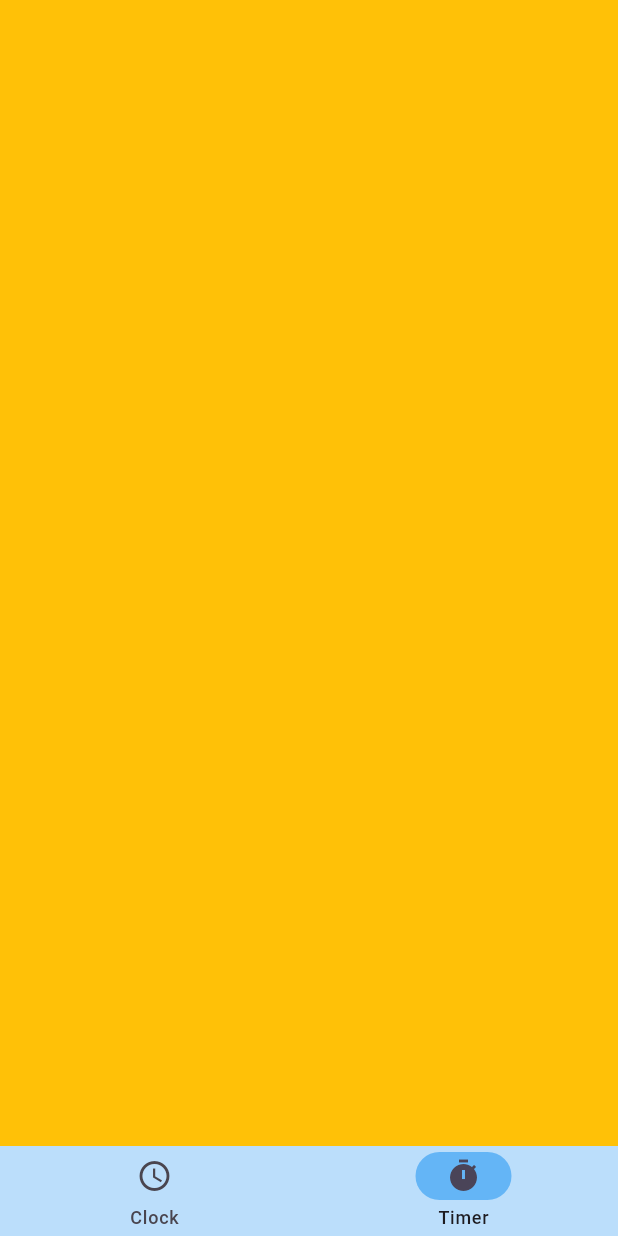
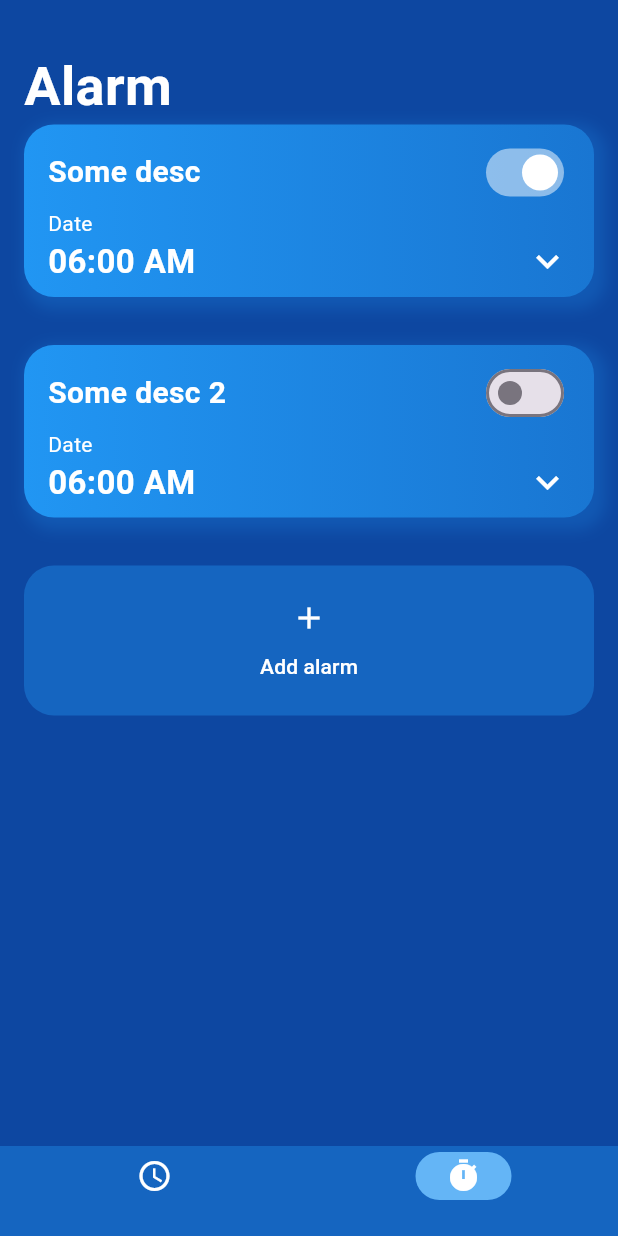
Before and after one commit to Yudnikov-Leonid/CoolClock, a Flutter app: the screen it shows after launch, swiped to page 2, on a phone screen of 412 x 824 dp. Run offline on Flutter 3.47's test engine with Material 3 defaults, Android fonts, the phone set to English and light mode, and no system bars.

Commit message:
alarm design and clock redesign

```diff
--- a/lib/clock_screen/clock_screen.dart
+++ b/lib/clock_screen/clock_screen.dart
@@ -30,30 +30,38 @@ class _ClockScreenState extends State<ClockScreen> {
     if (!timeZone.startsWith('-')) offsetSign = '+';
 
     return Container(
+        padding: const EdgeInsets.symmetric(horizontal: 16, vertical: 32),
         child: Column(
-      mainAxisAlignment: MainAxisAlignment.center,
+          crossAxisAlignment: CrossAxisAlignment.start,
           children: [
-        const Text(
+            Text(
               'Clock',
-          style: TextStyle(fontSize: 36, fontWeight: FontWeight.bold),
+              style: TextStyle(
+                  fontSize: 36,
+                  color: Colors.grey.shade100,
+                  fontWeight: FontWeight.bold),
             ),
-        Text(formattedTime),
+            Text(
+              formattedTime,
+              style: TextStyle(color: Colors.grey.shade100, fontSize: 20),
+            ),
             const SizedBox(
               height: 20,
             ),
-        const ClockWidget(),
+            const Center(child: ClockWidget()),
             const SizedBox(
               height: 20,
             ),
-        Text(formattedDate),
+            Text(formattedDate, style: TextStyle(color: Colors.grey.shade100),),
             const SizedBox(
               height: 100,
             ),
-        const Text(
+            Text(
               'Timezone',
-          style: TextStyle(fontSize: 20, fontWeight: FontWeight.bold),
+              style: TextStyle(fontSize: 20,
+                  color: Colors.grey.shade100, fontWeight: FontWeight.bold),
             ),
-        Text('UTC$offsetSign$timeZone')
+            Text('UTC$offsetSign$timeZone', style: TextStyle(color: Colors.grey.shade100),)
           ],
         ));
   }
--- a/lib/clock_screen/clock_widget.dart
+++ b/lib/clock_screen/clock_widget.dart
@@ -14,7 +14,7 @@ class _ClockWidgetState extends State<ClockWidget> {
   @override
   void initState() {
     Timer.periodic(const Duration(seconds: 1), (timer) {
-      setState(() {});
+      if (mounted) setState(() {});
     });
     super.initState();
   }
--- a/lib/main_screen/main_screen.dart
+++ b/lib/main_screen/main_screen.dart
@@ -1,6 +1,7 @@
 import 'package:cool_clock/clock_screen/clock_screen.dart';
 import 'package:cool_clock/timer_screen/timer_screen.dart';
 import 'package:flutter/material.dart';
+import 'package:flutter/widgets.dart';
 
 class MainScreen extends StatefulWidget {
   const MainScreen({super.key});
@@ -17,21 +18,28 @@ class _MainScreenState extends State<MainScreen> {
   Widget build(BuildContext context) {
     return Scaffold(
       bottomNavigationBar: NavigationBar(
-        backgroundColor: Colors.blue.shade100,
+        backgroundColor: Colors.blue.shade800,
         indicatorColor: Colors.blue.shade300,
         height: 60,
         destinations: const [
-          NavigationDestination(label: "Clock", icon: Icon(Icons.access_time)),
-          NavigationDestination(label: "Timer", icon: Icon(Icons.timer)),
+          NavigationDestination(
+            label: '',
+              icon: Icon(
+            Icons.access_time,
+            color: Colors.white,
+          )),
+          NavigationDestination(
+              label: "", icon: Icon(Icons.timer, color: Colors.white)),
         ],
         selectedIndex: _currentPage,
         onDestinationSelected: (value) {
           _pageController.animateToPage(value,
-              duration: const Duration(milliseconds: 100), curve: Curves.easeIn);
+              duration: const Duration(milliseconds: 100),
+              curve: Curves.easeIn);
         },
       ),
       body: Container(
-        color: Colors.blue.shade200,
+        color: Colors.blue.shade900,
         height: MediaQuery.of(context).size.height * 0.93,
         child: PageView(
           controller: _pageController,
--- /dev/null
+++ b/lib/timer_screen/alarm_info.dart
@@ -0,0 +1,7 @@
+class AlarmInfo {
+  DateTime dateTime;
+  String description;
+  bool isActive;
+
+  AlarmInfo(this.dateTime, this.description, this.isActive);
+}
--- a/lib/timer_screen/timer_screen.dart
+++ b/lib/timer_screen/timer_screen.dart
@@ -1,13 +1,127 @@
+import 'package:cool_clock/timer_screen/alarm_info.dart';
+import 'package:flutter/cupertino.dart';
 import 'package:flutter/material.dart';
+import 'package:flutter/widgets.dart';
 
-class TimerScreen extends StatelessWidget {
+class TimerScreen extends StatefulWidget {
   const TimerScreen({super.key});
 
   @override
+  State<TimerScreen> createState() => _TimerScreenState();
+}
+
+class _TimerScreenState extends State<TimerScreen> {
+  final _list = [
+    AlarmInfo(
+        DateTime.now().add(const Duration(hours: -10)), "Some desc", true),
+    AlarmInfo(
+        DateTime.now().add(const Duration(hours: -20)), "Some desc 2", false)
+  ];
+
+  @override
   Widget build(BuildContext context) {
-    return Scaffold(
-      body: Container(
-        color: Colors.amber,
+    return Container(
+      padding: const EdgeInsets.symmetric(horizontal: 16, vertical: 32),
+      child: Column(
+        mainAxisAlignment: MainAxisAlignment.center,
+        crossAxisAlignment: CrossAxisAlignment.start,
+        children: [
+          const Text(
+            'Alarm',
+            style: TextStyle(
+                fontSize: 36, color: Colors.white, fontWeight: FontWeight.bold),
+          ),
+          Expanded(
+            child: ListView(
+              children: _list
+                  .map((alarm) => _alarm(alarm))
+                  .followedBy([_addButton()]).toList(),
+            ),
+          )
+        ],
+      ),
+    );
+  }
+
+  Widget _addButton() {
+    return Container(
+      height: 100,
+      width: double.infinity,
+      decoration: BoxDecoration(color: Colors.blue.shade800, borderRadius: BorderRadius.circular(20)),
+      child: MaterialButton(
+        animationDuration: const Duration(milliseconds: 100),
+        splashColor: Colors.blue.shade900,
+        onPressed: () {},
+        child: const Column(
+          mainAxisAlignment: MainAxisAlignment.center,
+          children: [
+            Icon(Icons.add, color: Colors.white,),
+            SizedBox(height: 10,),
+            Text('Add alarm', style: TextStyle(color: Colors.white),)
+          ],
+        ),
+      ),
+    );
+  }
+
+  Widget _alarm(AlarmInfo alarm) {
+    return Container(
+      margin: const EdgeInsets.only(bottom: 32),
+      decoration: BoxDecoration(
+          gradient: LinearGradient(
+              colors: [Colors.blue.shade500, Colors.blue.shade700]),
+          borderRadius: const BorderRadius.all(Radius.circular(20)),
+          boxShadow: [
+            BoxShadow(
+                color: Colors.blue.withOpacity(0.22),
+                blurRadius: 8,
+                spreadRadius: 4,
+                offset: const Offset(4, 4))
+          ]),
+      child: Padding(
+        padding: const EdgeInsets.symmetric(horizontal: 16, vertical: 8),
+        child: Column(
+          crossAxisAlignment: CrossAxisAlignment.start,
+          children: [
+            Row(
+              mainAxisAlignment: MainAxisAlignment.spaceBetween,
+              children: [
+                Text(
+                  alarm.description,
+                  style: const TextStyle(
+                      color: Colors.white,
+                      fontSize: 20,
+                      fontWeight: FontWeight.bold),
+                ),
+                Switch(
+                    value: alarm.isActive,
+                    onChanged: (value) {},
+                    activeColor: Colors.white)
+              ],
+            ),
+            Text(
+              'Date',
+              style: TextStyle(color: Colors.white, fontSize: 14),
+            ),
+            Row(
+              mainAxisAlignment: MainAxisAlignment.spaceBetween,
+              children: [
+                Text(
+                  '06:00 AM',
+                  style: TextStyle(
+                      color: Colors.white,
+                      fontSize: 22,
+                      fontWeight: FontWeight.bold),
+                ),
+                Icon(
+                  Icons.keyboard_arrow_down,
+                  color: Colors.white,
+                  size: 30,
+                )
+              ],
+            )
+          ],
+        ),
       ),
     );
   }
--- a/pubspec.yaml
+++ b/pubspec.yaml
@@ -9,6 +9,7 @@ environment:
 dependencies:
   flutter:
     sdk: flutter
+  flutter_local_notifications: ^17.1.1
   intl: ^0.19.0
 
 dev_dependencies:
```
Also changed, not shown: pubspec.lock, 1 other file. Lines whose indentation alone changed are shown as unchanged.
